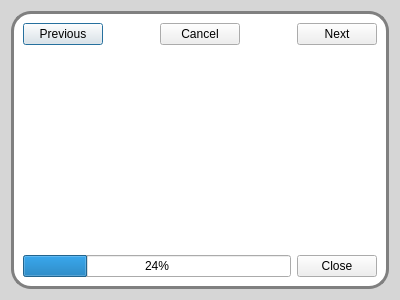
First picture: the form in src/romeo/view/dialogs/executedialog.ui, repository AlbertoSimioni/Romeo, before the edit.
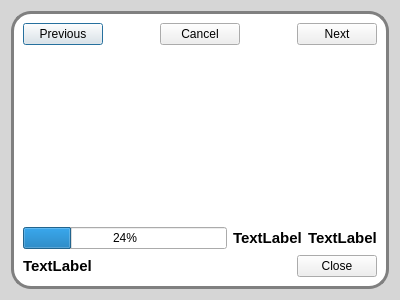
Second picture: the form after the edit. Icons and pictures are not drawn. Custom widgets are drawn as their Qt base class.

```diff
--- a/src/romeo/view/dialogs/executedialog.ui
+++ b/src/romeo/view/dialogs/executedialog.ui
@@ -109,6 +109,19 @@
       <item>
        <widget class="QVTKWidget" name="widget" native="true"/>
       </item>
+      <item>
+       <spacer name="verticalSpacer">
+        <property name="orientation">
+         <enum>Qt::Vertical</enum>
+        </property>
+        <property name="sizeHint" stdset="0">
+         <size>
+          <width>20</width>
+          <height>40</height>
+         </size>
+        </property>
+       </spacer>
+      </item>
       <item>
        <layout class="QHBoxLayout" name="horizontalLayout_2">
         <item>
@@ -117,6 +130,44 @@
            <number>24</number>
           </property>
          </widget>
+        </item>
+        <item>
+         <widget class="QLabel" name="subjectsLabel">
+          <property name="text">
+           <string>TextLabel</string>
+          </property>
+         </widget>
+        </item>
+        <item>
+         <widget class="QLabel" name="statusLabel">
+          <property name="text">
+           <string>TextLabel</string>
+          </property>
+         </widget>
+        </item>
+       </layout>
+      </item>
+      <item>
+       <layout class="QHBoxLayout" name="horizontalLayout_3">
+        <item>
+         <widget class="QLabel" name="currentLabel">
+          <property name="text">
+           <string>TextLabel</string>
+          </property>
+         </widget>
+        </item>
+        <item>
+         <spacer name="horizontalSpacer_3">
+          <property name="orientation">
+           <enum>Qt::Horizontal</enum>
+          </property>
+          <property name="sizeHint" stdset="0">
+           <size>
+            <width>40</width>
+            <height>20</height>
+           </size>
+          </property>
+         </spacer>
         </item>
         <item>
          <widget class="QPushButton" name="closeButton">
```
